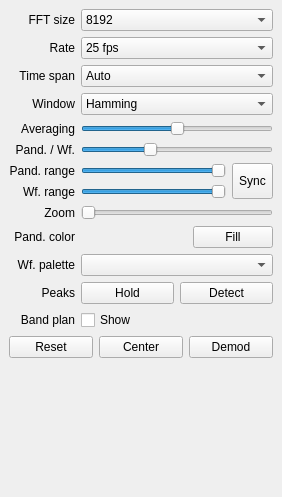
This is src/qtgui/dockfft.ui in gqrx-sdr/gqrx as Qt 5 draws it before an edit. The edited form follows.
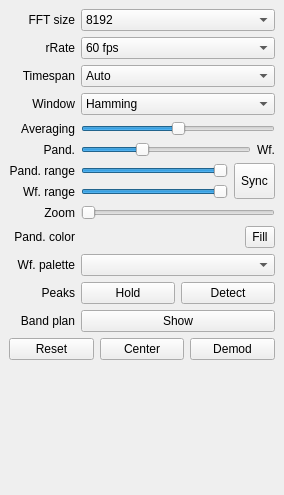
This is the edited form. Custom widgets are drawn as their Qt base class.

Commit message: Change "show bandplan" checkbox for a button to match "Hold" "Detect" etc

Diff of the .ui file:
```diff
--- a/src/qtgui/dockfft.ui
+++ b/src/qtgui/dockfft.ui
@@ -6,8 +6,8 @@
    <rect>
     <x>0</x>
     <y>0</y>
-    <width>282</width>
-    <height>497</height>
+    <width>284</width>
+    <height>495</height>
    </rect>
   </property>
   <property name="sizePolicy">
@@ -26,7 +26,128 @@
    <string>Display</string>
   </property>
   <widget class="QWidget" name="dockWidgetContents">
-   <layout class="QGridLayout" name="gridLayout">
+   <layout class="QFormLayout" name="formLayout">
+    <property name="labelAlignment">
+     <set>Qt::AlignRight|Qt::AlignTrailing|Qt::AlignVCenter</set>
+    </property>
+    <item row="0" column="0">
+     <widget class="QLabel" name="fftSizeLabel">
+      <property name="text">
+       <string>FFT size</string>
+      </property>
+      <property name="alignment">
+       <set>Qt::AlignRight|Qt::AlignTrailing|Qt::AlignVCenter</set>
+      </property>
+     </widget>
+    </item>
+    <item row="0" column="1">
+     <widget class="QComboBox" name="fftSizeComboBox">
+      <property name="enabled">
+       <bool>true</bool>
+      </property>
+      <property name="sizePolicy">
+       <sizepolicy hsizetype="MinimumExpanding" vsizetype="Preferred">
+        <horstretch>0</horstretch>
+        <verstretch>0</verstretch>
+       </sizepolicy>
+      </property>
+      <property name="toolTip">
+       <string>&lt;html&gt;Number of FFT points to calculate. Higher values will require more CPU time. This will not influence the number of points on the display since that parameter is adjusted automatically according to the display size.&lt;/html&gt;</string>
+      </property>
+      <property name="editable">
+       <bool>false</bool>
+      </property>
+      <property name="currentIndex">
+       <number>7</number>
+      </property>
+      <property name="maxVisibleItems">
+       <number>15</number>
+      </property>
+      <property name="insertPolicy">
+       <enum>QComboBox::InsertAlphabetically</enum>
+      </property>
+      <item>
+       <property name="text">
+        <string>1048576</string>
+       </property>
+      </item>
+      <item>
+       <property name="text">
+        <string>524288</string>
+       </property>
+      </item>
+      <item>
+       <property name="text">
+        <string>262144</string>
+       </property>
+      </item>
+      <item>
+       <property name="text">
+        <string>131072</string>
+       </property>
+      </item>
+      <item>
+       <property name="text">
+        <string>65536</string>
+       </property>
+      </item>
+      <item>
+       <property name="text">
+        <string>32768</string>
+       </property>
+      </item>
+      <item>
+       <property name="text">
+        <string>16384</string>
+       </property>
+      </item>
+      <item>
+       <property name="text">
+        <string>8192</string>
+       </property>
+      </item>
+      <item>
+       <property name="text">
+        <string>4096</string>
+       </property>
+      </item>
+      <item>
+       <property name="text">
+        <string>3840</string>
+       </property>
+      </item>
+      <item>
+       <property name="text">
+        <string>2048</string>
+       </property>
+      </item>
+      <item>
+       <property name="text">
+        <string>1024</string>
+       </property>
+      </item>
+      <item>
+       <property name="text">
+        <string>768</string>
+       </property>
+      </item>
+      <item>
+       <property name="text">
+        <string>512</string>
+       </property>
+      </item>
+     </widget>
+    </item>
+    <item row="1" column="0">
+     <widget class="QLabel" name="fftRateLabel">
+      <property name="text">
+       <string>rRate</string>
+      </property>
+      <property name="alignment">
+       <set>Qt::AlignRight|Qt::AlignTrailing|Qt::AlignVCenter</set>
+      </property>
+     </widget>
+    </item>
     <item row="1" column="1">
      <widget class="QComboBox" name="fftRateComboBox">
       <property name="sizePolicy">
@@ -39,7 +160,7 @@
        <string>FFT refresh rate</string>
       </property>
       <property name="currentIndex">
-       <number>3</number>
+       <number>0</number>
       </property>
       <item>
        <property name="text">
@@ -98,150 +219,22 @@
       </item>
      </widget>
     </item>
-    <item row="5" column="1">
-     <widget class="QSlider" name="fftSplitSlider">
-      <property name="sizePolicy">
-       <sizepolicy hsizetype="MinimumExpanding" vsizetype="Preferred">
-        <horstretch>0</horstretch>
-        <verstretch>0</verstretch>
-       </sizepolicy>
-      </property>
+    <item row="2" column="0">
+     <widget class="QLabel" name="timeSpanLabel">
       <property name="toolTip">
        <string>Spatial distribution between pandapter and waterfall</string>
       </property>
-      <property name="minimum">
-       <number>0</number>
+      <property name="statusTip">
+       <string/>
       </property>
-      <property name="maximum">
-       <number>100</number>
-      </property>
-      <property name="value">
-       <number>35</number>
-      </property>
-      <property name="orientation">
-       <enum>Qt::Horizontal</enum>
-      </property>
-     </widget>
-    </item>
-    <item row="14" column="0" colspan="2">
-     <layout class="QHBoxLayout" name="horizontalLayout_2">
-      <item>
-       <widget class="QPushButton" name="resetButton">
-        <property name="sizePolicy">
-         <sizepolicy hsizetype="Preferred" vsizetype="Preferred">
-          <horstretch>0</horstretch>
-          <verstretch>0</verstretch>
-         </sizepolicy>
-        </property>
-        <property name="toolTip">
-         <string>Reset zoom level to 1x</string>
-        </property>
-        <property name="text">
-         <string>Reset</string>
-        </property>
-       </widget>
-      </item>
-      <item>
-       <widget class="QPushButton" name="centerButton">
-        <property name="sizePolicy">
-         <sizepolicy hsizetype="Preferred" vsizetype="Preferred">
-          <horstretch>0</horstretch>
-          <verstretch>0</verstretch>
-         </sizepolicy>
-        </property>
-        <property name="toolTip">
-         <string>Center FFT around original center frequency</string>
-        </property>
-        <property name="text">
-         <string>Center</string>
-        </property>
-       </widget>
-      </item>
-      <item>
-       <widget class="QPushButton" name="demodButton">
-        <property name="sizePolicy">
-         <sizepolicy hsizetype="Preferred" vsizetype="Preferred">
-          <horstretch>0</horstretch>
-          <verstretch>0</verstretch>
-         </sizepolicy>
-        </property>
-        <property name="toolTip">
-         <string>Center FFT around demodulator frequency</string>
-        </property>
-        <property name="text">
-         <string>Demod</string>
-        </property>
-       </widget>
-      </item>
-     </layout>
-    </item>
-    <item row="11" column="0">
-     <widget class="QLabel" name="peakLabel">
       <property name="text">
-       <string>Peaks</string>
+       <string>Timespan</string>
       </property>
       <property name="alignment">
        <set>Qt::AlignRight|Qt::AlignTrailing|Qt::AlignVCenter</set>
       </property>
      </widget>
     </item>
-    <item row="4" column="1">
-     <widget class="QSlider" name="fftAvgSlider">
-      <property name="sizePolicy">
-       <sizepolicy hsizetype="MinimumExpanding" vsizetype="Preferred">
-        <horstretch>0</horstretch>
-        <verstretch>0</verstretch>
-       </sizepolicy>
-      </property>
-      <property name="toolTip">
-       <string>FFT averaging gain</string>
-      </property>
-      <property name="maximum">
-       <number>100</number>
-      </property>
-      <property name="singleStep">
-       <number>5</number>
-      </property>
-      <property name="pageStep">
-       <number>20</number>
-      </property>
-      <property name="value">
-       <number>50</number>
-      </property>
-      <property name="orientation">
-       <enum>Qt::Horizontal</enum>
-      </property>
-      <property name="invertedAppearance">
-       <bool>false</bool>
-      </property>
-      <property name="invertedControls">
-       <bool>false</bool>
-      </property>
-     </widget>
-    </item>
-    <item row="5" column="0">
-     <widget class="QLabel" name="pandLabel">
-      <property name="text">
-       <string>Pand. / Wf.</string>
-      </property>
-      <property name="alignment">
-       <set>Qt::AlignRight|Qt::AlignTrailing|Qt::AlignVCenter</set>
-      </property>
-     </widget>
-    </item>
-    <item row="10" column="1">
-     <widget class="QComboBox" name="colorMapComboBox">
-      <property name="sizePolicy">
-       <sizepolicy hsizetype="MinimumExpanding" vsizetype="Preferred">
-        <horstretch>0</horstretch>
-        <verstretch>0</verstretch>
-       </sizepolicy>
-      </property>
-      <property name="toolTip">
-       <string>Select waterfall color map</string>
-      </property>
-     </widget>
-    </item>
     <item row="2" column="1">
      <widget class="QComboBox" name="wfSpanComboBox">
       <property name="sizePolicy">
@@ -330,274 +323,19 @@
       </item>
      </widget>
     </item>
-    <item row="11" column="1">
-     <layout class="QHBoxLayout" name="horizontalLayout">
-      <item>
-       <widget class="QPushButton" name="peakHoldButton">
-        <property name="sizePolicy">
-         <sizepolicy hsizetype="MinimumExpanding" vsizetype="Preferred">
-          <horstretch>0</horstretch>
-          <verstretch>0</verstretch>
-         </sizepolicy>
-        </property>
-        <property name="toolTip">
-         <string>Toggle peak hold in FFT</string>
-        </property>
-        <property name="text">
-         <string>Hold</string>
-        </property>
-        <property name="checkable">
-         <bool>true</bool>
-        </property>
-       </widget>
-      </item>
-      <item>
-       <widget class="QPushButton" name="peakDetectionButton">
-        <property name="enabled">
-         <bool>true</bool>
-        </property>
-        <property name="sizePolicy">
-         <sizepolicy hsizetype="MinimumExpanding" vsizetype="Preferred">
-          <horstretch>0</horstretch>
-          <verstretch>0</verstretch>
-         </sizepolicy>
-        </property>
-        <property name="toolTip">
-         <string>Enable peak detection in FFT</string>
-        </property>
-        <property name="text">
-         <string>Detect</string>
-        </property>
-        <property name="checkable">
-         <bool>true</bool>
-        </property>
-       </widget>
-      </item>
-     </layout>
-    </item>
-    <item row="0" column="1">
-     <widget class="QComboBox" name="fftSizeComboBox">
-      <property name="enabled">
-       <bool>true</bool>
-      </property>
-      <property name="sizePolicy">
-       <sizepolicy hsizetype="MinimumExpanding" vsizetype="Preferred">
-        <horstretch>0</horstretch>
-        <verstretch>0</verstretch>
-       </sizepolicy>
-      </property>
+    <item row="3" column="0">
+     <widget class="QLabel" name="windowLabel">
       <property name="toolTip">
        <string>&lt;html&gt;Number of FFT points to calculate. Higher values will require more CPU time. This will not influence the number of points on the display since that parameter is adjusted automatically according to the display size.&lt;/html&gt;</string>
       </property>
-      <property name="editable">
-       <bool>false</bool>
-      </property>
-      <property name="currentIndex">
-       <number>7</number>
-      </property>
-      <property name="maxVisibleItems">
-       <number>15</number>
-      </property>
-      <property name="insertPolicy">
-       <enum>QComboBox::InsertAlphabetically</enum>
-      </property>
-      <item>
-       <property name="text">
-        <string>1048576</string>
-       </property>
-      </item>
-      <item>
-       <property name="text">
-        <string>524288</string>
-       </property>
-      </item>
-      <item>
-       <property name="text">
-        <string>262144</string>
-       </property>
-      </item>
-      <item>
-       <property name="text">
-        <string>131072</string>
-       </property>
-      </item>
-      <item>
-       <property name="text">
-        <string>65536</string>
-       </property>
-      </item>
-      <item>
-       <property name="text">
-        <string>32768</string>
-       </property>
-      </item>
-      <item>
-       <property name="text">
-        <string>16384</string>
-       </property>
-      </item>
-      <item>
-       <property name="text">
-        <string>8192</string>
-       </property>
-      </item>
-      <item>
-       <property name="text">
-        <string>4096</string>
-       </property>
-      </item>
-      <item>
-       <property name="text">
-        <string>3840</string>
-       </property>
-      </item>
-      <item>
-       <property name="text">
-        <string>2048</string>
-       </property>
-      </item>
-      <item>
-       <property name="text">
-        <string>1024</string>
-       </property>
-      </item>
-      <item>
-       <property name="text">
-        <string>768</string>
-       </property>
-      </item>
-      <item>
-       <property name="text">
-        <string>512</string>
-       </property>
-      </item>
-     </widget>
-    </item>
-    <item row="2" column="0">
-     <widget class="QLabel" name="timeSpanLabel">
-      <property name="toolTip">
-       <string>The vertical time span on the waterfall.</string>
-      </property>
-      <property name="statusTip">
-       <string/>
-      </property>
       <property name="text">
-       <string>Time span</string>
+       <string>Window</string>
       </property>
       <property name="alignment">
        <set>Qt::AlignRight|Qt::AlignTrailing|Qt::AlignVCenter</set>
       </property>
      </widget>
     </item>
-    <item row="4" column="0">
-     <widget class="QLabel" name="fftAvgLabel">
-      <property name="toolTip">
-       <string>FFT averaging gain</string>
-      </property>
-      <property name="text">
-       <string>Averaging</string>
-      </property>
-      <property name="alignment">
-       <set>Qt::AlignRight|Qt::AlignTrailing|Qt::AlignVCenter</set>
-      </property>
-     </widget>
-    </item>
-    <item row="0" column="0">
-     <widget class="QLabel" name="fftSizeLabel">
-      <property name="text">
-       <string>FFT size</string>
-      </property>
-      <property name="alignment">
-       <set>Qt::AlignRight|Qt::AlignTrailing|Qt::AlignVCenter</set>
-      </property>
-     </widget>
-    </item>
-    <item row="7" column="1">
-     <layout class="QHBoxLayout" name="horizontalLayout_3">
-      <item>
-       <layout class="QVBoxLayout" name="verticalLayout">
-        <item>
-         <widget class="ctkRangeSlider" name="pandRangeSlider">
-          <property name="sizePolicy">
-           <sizepolicy hsizetype="MinimumExpanding" vsizetype="Preferred">
-            <horstretch>0</horstretch>
-            <verstretch>0</verstretch>
-           </sizepolicy>
-          </property>
-          <property name="toolTip">
-           <string>Set pandapter dB range</string>
-          </property>
-          <property name="statusTip">
-           <string>Set pandapter dB range</string>
-          </property>
-          <property name="minimum">
-           <number>-160</number>
-          </property>
-          <property name="maximum">
-           <number>0</number>
-          </property>
-          <property name="orientation">
-           <enum>Qt::Horizontal</enum>
-          </property>
-         </widget>
-        </item>
-        <item>
-         <widget class="ctkRangeSlider" name="wfRangeSlider">
-          <property name="sizePolicy">
-           <sizepolicy hsizetype="MinimumExpanding" vsizetype="Preferred">
-            <horstretch>0</horstretch>
-            <verstretch>0</verstretch>
-           </sizepolicy>
-          </property>
-          <property name="toolTip">
-           <string>Set waterfall dB range</string>
-          </property>
-          <property name="statusTip">
-           <string>Set waterfall dB range</string>
-          </property>
-          <property name="minimum">
-           <number>-160</number>
-          </property>
-          <property name="maximum">
-           <number>0</number>
-          </property>
-          <property name="orientation">
-           <enum>Qt::Horizontal</enum>
-          </property>
-         </widget>
-        </item>
-       </layout>
-      </item>
-      <item>
-       <widget class="QToolButton" name="lockButton">
-        <property name="enabled">
-         <bool>true</bool>
-        </property>
-        <property name="sizePolicy">
-         <sizepolicy hsizetype="Preferred" vsizetype="Preferred">
-          <horstretch>0</horstretch>
-          <verstretch>0</verstretch>
-         </sizepolicy>
-        </property>
-        <property name="toolTip">
-         <string>Synchronize panadapter and waterfall ranges</string>
-        </property>
-        <property name="statusTip">
-         <string>Synchronize panadapter and waterfall ranges</string>
-        </property>
-        <property name="text">
-         <string>Sync</string>
-        </property>
-        <property name="checkable">
-         <bool>true</bool>
-        </property>
-        <property name="checked">
-         <bool>false</bool>
-        </property>
-       </widget>
-      </item>
-     </layout>
-    </item>
     <item row="3" column="1">
      <widget class="QComboBox" name="fftWinComboBox">
       <property name="sizePolicy">
@@ -651,43 +389,100 @@
       </item>
      </widget>
     </item>
-    <item row="1" column="0">
-     <widget class="QLabel" name="fftRateLabel">
+    <item row="4" column="0">
+     <widget class="QLabel" name="fftAvgLabel">
+      <property name="toolTip">
+       <string>FFT averaging gain</string>
+      </property>
       <property name="text">
-       <string>Rate</string>
+       <string>Averaging</string>
       </property>
       <property name="alignment">
        <set>Qt::AlignRight|Qt::AlignTrailing|Qt::AlignVCenter</set>
       </property>
      </widget>
     </item>
-    <item row="8" column="0">
-     <widget class="QLabel" name="zoomLabel">
+    <item row="4" column="1">
+     <widget class="QSlider" name="fftAvgSlider">
+      <property name="sizePolicy">
+       <sizepolicy hsizetype="MinimumExpanding" vsizetype="Preferred">
+        <horstretch>0</horstretch>
+        <verstretch>0</verstretch>
+       </sizepolicy>
+      </property>
       <property name="toolTip">
        <string>Set zoom level on the frequency axis</string>
       </property>
-      <property name="statusTip">
-       <string>Set zoom level on the frequency axis</string>
+      <property name="maximum">
+       <number>100</number>
       </property>
-      <property name="text">
-       <string>Zoom</string>
+      <property name="singleStep">
+       <number>5</number>
       </property>
-      <property name="alignment">
-       <set>Qt::AlignRight|Qt::AlignTrailing|Qt::AlignVCenter</set>
+      <property name="pageStep">
+       <number>20</number>
       </property>
+      <property name="value">
+       <number>50</number>
+      </property>
+      <property name="orientation">
+       <enum>Qt::Horizontal</enum>
+      </property>
+      <property name="invertedAppearance">
+       <bool>false</bool>
+      </property>
+      <property name="invertedControls">
+       <bool>false</bool>
+      </property>
      </widget>
     </item>
-    <item row="10" column="0">
-     <widget class="QLabel" name="wfColorLabel">
+    <item row="5" column="0">
+     <widget class="QLabel" name="pandLabel">
       <property name="text">
-       <string>Wf. palette</string>
+       <string>Pand.</string>
       </property>
       <property name="alignment">
        <set>Qt::AlignRight|Qt::AlignTrailing|Qt::AlignVCenter</set>
       </property>
      </widget>
     </item>
-    <item row="7" column="0">
+    <item row="5" column="1">
+     <layout class="QHBoxLayout" name="horizontalLayout_5">
+      <item>
+       <widget class="QSlider" name="fftSplitSlider">
+        <property name="sizePolicy">
+         <sizepolicy hsizetype="MinimumExpanding" vsizetype="Preferred">
+          <horstretch>0</horstretch>
+          <verstretch>0</verstretch>
+         </sizepolicy>
+        </property>
+        <property name="toolTip">
+         <string>Spatial distribution between pandapter and waterfall</string>
+        </property>
+        <property name="minimum">
+         <number>0</number>
+        </property>
+        <property name="maximum">
+         <number>100</number>
+        </property>
+        <property name="value">
+         <number>35</number>
+        </property>
+        <property name="orientation">
+         <enum>Qt::Horizontal</enum>
+        </property>
+       </widget>
+      </item>
+      <item>
+       <widget class="QLabel" name="label">
+        <property name="text">
+         <string>Wf.</string>
+        </property>
+       </widget>
+      </item>
+     </layout>
+    </item>
+    <item row="6" column="0">
      <layout class="QVBoxLayout" name="verticalLayout_2">
       <item>
        <widget class="QLabel" name="pandRangeLabel">
@@ -723,20 +518,106 @@
       </item>
      </layout>
     </item>
-    <item row="9" column="0">
-     <widget class="QLabel" name="colorLabel">
+    <item row="6" column="1">
+     <layout class="QHBoxLayout" name="horizontalLayout_3">
+      <item>
+       <layout class="QVBoxLayout" name="verticalLayout">
+        <item>
+         <widget class="ctkRangeSlider" name="pandRangeSlider">
+          <property name="sizePolicy">
+           <sizepolicy hsizetype="MinimumExpanding" vsizetype="Preferred">
+            <horstretch>0</horstretch>
+            <verstretch>0</verstretch>
+           </sizepolicy>
+          </property>
+          <property name="toolTip">
+           <string>Set pandapter dB range</string>
+          </property>
+          <property name="statusTip">
+           <string>Set pandapter dB range</string>
+          </property>
+          <property name="minimum">
+           <number>-160</number>
+          </property>
+          <property name="maximum">
+           <number>0</number>
+          </property>
+          <property name="orientation">
+           <enum>Qt::Horizontal</enum>
+          </property>
+         </widget>
+        </item>
+        <item>
+         <widget class="ctkRangeSlider" name="wfRangeSlider">
+          <property name="sizePolicy">
+           <sizepolicy hsizetype="MinimumExpanding" vsizetype="Preferred">
+            <horstretch>0</horstretch>
+            <verstretch>0</verstretch>
+           </sizepolicy>
+          </property>
+          <property name="toolTip">
+           <string>Set waterfall dB range</string>
+          </property>
+          <property name="statusTip">
+           <string>Set waterfall dB range</string>
+          </property>
+          <property name="minimum">
+           <number>-160</number>
+          </property>
+          <property name="maximum">
+           <number>0</number>
+          </property>
+          <property name="orientation">
+           <enum>Qt::Horizontal</enum>
+          </property>
+         </widget>
+        </item>
+       </layout>
+      </item>
+      <item>
+       <widget class="QToolButton" name="lockButton">
+        <property name="enabled">
+         <bool>true</bool>
+        </property>
+        <property name="sizePolicy">
+         <sizepolicy hsizetype="Preferred" vsizetype="Preferred">
+          <horstretch>0</horstretch>
+          <verstretch>0</verstretch>
+         </sizepolicy>
+        </property>
+        <property name="toolTip">
+         <string>Synchronize panadapter and waterfall ranges</string>
+        </property>
+        <property name="statusTip">
+         <string>Synchronize panadapter and waterfall ranges</string>
+        </property>
+        <property name="text">
+         <string>Sync</string>
+        </property>
+        <property name="checkable">
+         <bool>true</bool>
+        </property>
+        <property name="checked">
+         <bool>false</bool>
+        </property>
+       </widget>
+      </item>
+     </layout>
+    </item>
+    <item row="7" column="0">
+     <widget class="QLabel" name="zoomLabel">
       <property name="toolTip">
        <string>Color for the FFT plot</string>
       </property>
       <property name="text">
-       <string>Pand. color</string>
+       <string>Zoom</string>
       </property>
       <property name="alignment">
        <set>Qt::AlignRight|Qt::AlignTrailing|Qt::AlignVCenter</set>
       </property>
      </widget>
     </item>
-    <item row="8" column="1">
+    <item row="7" column="1">
      <widget class="QSlider" name="fftZoomSlider">
       <property name="sizePolicy">
        <sizepolicy hsizetype="MinimumExpanding" vsizetype="Preferred">
@@ -773,7 +654,20 @@
       </property>
      </widget>
     </item>
-    <item row="9" column="1">
+    <item row="8" column="0">
+     <widget class="QLabel" name="colorLabel">
+      <property name="toolTip">
+       <string>Color for the FFT plot</string>
+      </property>
+      <property name="text">
+       <string>Pand. color</string>
+      </property>
+      <property name="alignment">
+       <set>Qt::AlignRight|Qt::AlignTrailing|Qt::AlignVCenter</set>
+      </property>
+     </widget>
+    </item>
+    <item row="8" column="1">
      <layout class="QHBoxLayout" name="horizontalLayout_4">
       <item>
        <widget class="QtColorPicker" name="colorPicker">
@@ -798,7 +692,7 @@
        </widget>
       </item>
       <item>
-       <widget class="QPushButton" name="fillButton">
+       <widget class="QToolButton" name="fillButton">
         <property name="sizePolicy">
          <sizepolicy hsizetype="Preferred" vsizetype="Preferred">
           <horstretch>0</horstretch>
@@ -821,43 +715,85 @@
       </item>
      </layout>
     </item>
-    <item row="3" column="0">
-     <widget class="QLabel" name="windowLabel">
-      <property name="toolTip">
-       <string>FFT window</string>
-      </property>
+    <item row="9" column="0">
+     <widget class="QLabel" name="wfColorLabel">
       <property name="text">
-       <string>Window</string>
+       <string>Wf. palette</string>
       </property>
       <property name="alignment">
        <set>Qt::AlignRight|Qt::AlignTrailing|Qt::AlignVCenter</set>
       </property>
      </widget>
     </item>
-    <item row="15" column="0" colspan="2">
-     <spacer name="verticalSpacer">
-      <property name="orientation">
-       <enum>Qt::Vertical</enum>
+    <item row="9" column="1">
+     <widget class="QComboBox" name="colorMapComboBox">
+      <property name="sizePolicy">
+       <sizepolicy hsizetype="MinimumExpanding" vsizetype="Preferred">
+        <horstretch>0</horstretch>
+        <verstretch>0</verstretch>
+       </sizepolicy>
       </property>
-      <property name="sizeHint" stdset="0">
-       <size>
-        <width>0</width>
-        <height>0</height>
-       </size>
-      </property>
-     </spacer>
-    </item>
-    <item row="12" column="1">
-     <widget class="QCheckBox" name="bandPlanCheckbox">
       <property name="toolTip">
        <string>Enable Band Plan on bottom of spectrum</string>
       </property>
+     </widget>
+    </item>
+    <item row="10" column="0">
+     <widget class="QLabel" name="peakLabel">
       <property name="text">
-       <string>Show</string>
+       <string>Peaks</string>
       </property>
+      <property name="alignment">
+       <set>Qt::AlignRight|Qt::AlignTrailing|Qt::AlignVCenter</set>
+      </property>
      </widget>
     </item>
-    <item row="12" column="0">
+    <item row="10" column="1">
+     <layout class="QHBoxLayout" name="horizontalLayout">
+      <item>
+       <widget class="QPushButton" name="peakHoldButton">
+        <property name="sizePolicy">
+         <sizepolicy hsizetype="MinimumExpanding" vsizetype="Preferred">
+          <horstretch>0</horstretch>
+          <verstretch>0</verstretch>
+         </sizepolicy>
+        </property>
+        <property name="toolTip">
+         <string>Toggle peak hold in FFT</string>
+        </property>
+        <property name="text">
+         <string>Hold</string>
+        </property>
+        <property name="checkable">
+         <bool>true</bool>
+        </property>
+       </widget>
+      </item>
+      <item>
+       <widget class="QPushButton" name="peakDetectionButton">
+        <property name="enabled">
+         <bool>true</bool>
+        </property>
+        <property name="sizePolicy">
+         <sizepolicy hsizetype="MinimumExpanding" vsizetype="Preferred">
+          <horstretch>0</horstretch>
+          <verstretch>0</verstretch>
+         </sizepolicy>
+        </property>
+        <property name="toolTip">
+         <string>Enable peak detection in FFT</string>
+        </property>
+        <property name="text">
+         <string>Detect</string>
+        </property>
+        <property name="checkable">
+         <bool>true</bool>
+        </property>
+       </widget>
+      </item>
+     </layout>
+    </item>
+    <item row="11" column="0">
      <widget class="QLabel" name="bandPlanLabel">
       <property name="text">
        <string>Band plan</string>
@@ -867,6 +803,71 @@
       </property>
      </widget>
     </item>
+    <item row="12" column="0" colspan="2">
+     <layout class="QHBoxLayout" name="horizontalLayout_2">
+      <item>
+       <widget class="QPushButton" name="resetButton">
+        <property name="sizePolicy">
+         <sizepolicy hsizetype="Preferred" vsizetype="Preferred">
+          <horstretch>0</horstretch>
+          <verstretch>0</verstretch>
+         </sizepolicy>
+        </property>
+        <property name="toolTip">
+         <string>Reset zoom level to 1x</string>
+        </property>
+        <property name="text">
+         <string>Reset</string>
+        </property>
+       </widget>
+      </item>
+      <item>
+       <widget class="QPushButton" name="centerButton">
+        <property name="sizePolicy">
+         <sizepolicy hsizetype="Preferred" vsizetype="Preferred">
+          <horstretch>0</horstretch>
+          <verstretch>0</verstretch>
+         </sizepolicy>
+        </property>
+        <property name="toolTip">
+         <string>Center FFT around original center frequency</string>
+        </property>
+        <property name="text">
+         <string>Center</string>
+        </property>
+       </widget>
+      </item>
+      <item>
+       <widget class="QPushButton" name="demodButton">
+        <property name="sizePolicy">
+         <sizepolicy hsizetype="Preferred" vsizetype="Preferred">
+          <horstretch>0</horstretch>
+          <verstretch>0</verstretch>
+         </sizepolicy>
+        </property>
+        <property name="toolTip">
+         <string>Center FFT around demodulator frequency</string>
+        </property>
+        <property name="text">
+         <string>Demod</string>
+        </property>
+       </widget>
+      </item>
+     </layout>
+    </item>
+    <item row="11" column="1">
+     <widget class="QPushButton" name="bandPlanButton">
+      <property name="toolTip">
+       <string>Enable Band Plan on bottom of spectrum</string>
+      </property>
+      <property name="text">
+       <string>Show</string>
+      </property>
+      <property name="checkable">
+       <bool>true</bool>
+      </property>
+     </widget>
+    </item>
    </layout>
   </widget>
  </widget>
```
Left out of the diff: 15 changed lines with no effect on the pictures. The commit also changes 2 other files.
